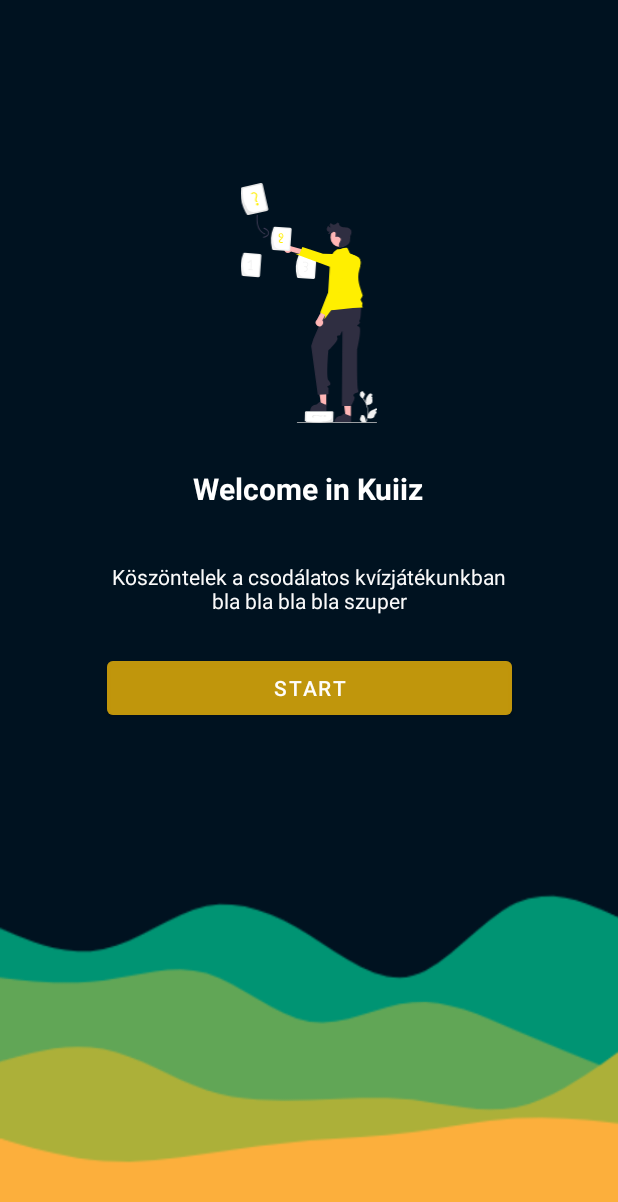
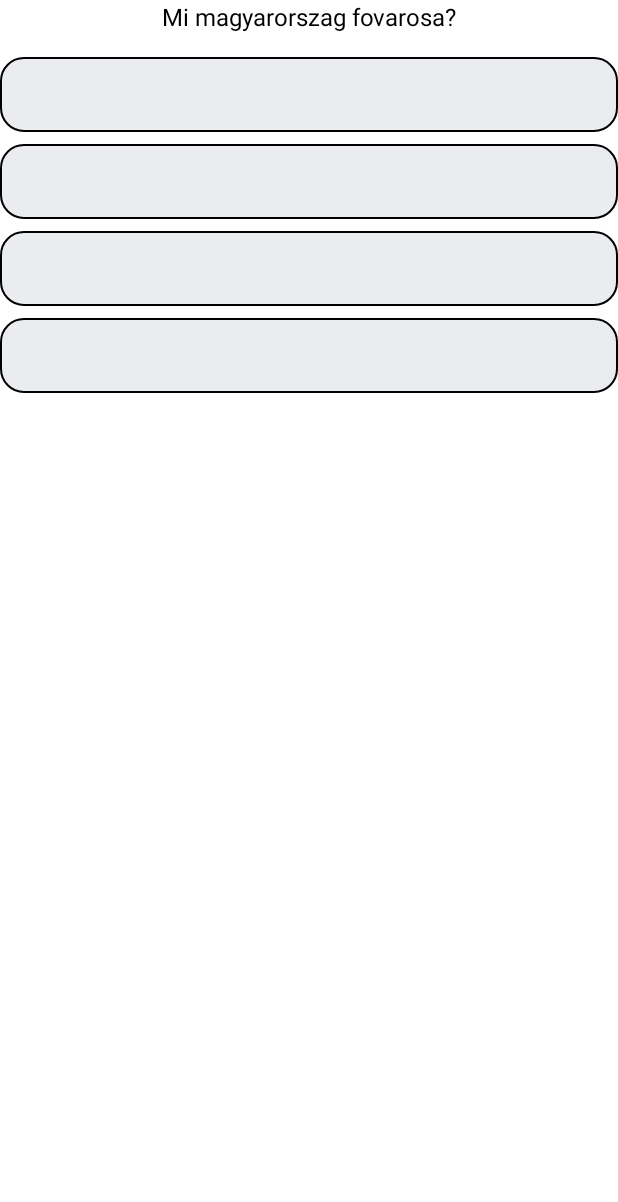
Before and after one commit to bencestab/QuizApp, an Android app: the screen it shows after launch (LoginIntro before the commit, QuestionActivity after it), on a phone screen of 412 x 824 dp. Shown: the top 1202 px of the screen. Run offline under Robolectric (Android 15) with nearby library versions, the phone set to English and light mode, and no system bars.

Commit message:
alakulamolekula...(quizquestioncardbgkesz,textnemlatszik...)

```diff
--- a/app/build.gradle
+++ b/app/build.gradle
@@ -45,6 +45,16 @@ android {
         viewBinding true
     }
     buildToolsVersion '33.0.1'
+
+    configurations.all {
+        resolutionStrategy {
+            eachDependency {
+                if ((requested.group == "org.jetbrains.kotlin") && (requested.name.startsWith("kotlin-stdlib"))) {
+                    useVersion("1.8.0")
+                }
+            }
+        }
+    }
 }
 
 dependencies {
@@ -62,4 +72,5 @@ dependencies {
     androidTestImplementation 'androidx.test.ext:junit:1.1.5'
     androidTestImplementation 'androidx.test.espresso:espresso-core:3.5.1'
     implementation 'androidx.recyclerview:recyclerview:1.2.1'
+    implementation 'com.google.android.gms:play-services-auth:20.4.1'
 }
--- a/app/src/main/java/com/example/quizapp/activites/MainActivity.kt
+++ b/app/src/main/java/com/example/quizapp/activites/MainActivity.kt
@@ -8,7 +8,9 @@ import android.widget.Toast
 import androidx.appcompat.app.ActionBarDrawerToggle
 import androidx.drawerlayout.widget.DrawerLayout
 import androidx.recyclerview.widget.GridLayoutManager
+import androidx.recyclerview.widget.LinearLayoutManager
 import androidx.recyclerview.widget.RecyclerView
+import androidx.recyclerview.widget.RecyclerView.LayoutManager
 import com.example.quizapp.R
 import com.example.quizapp.adapters.QuizAdapter
 import com.example.quizapp.models.Quiz
@@ -53,12 +55,15 @@ class MainActivity : AppCompatActivity() {
                 return@addSnapshotListener
             }
             Log.d("DATA", value.toObjects(Quiz::class.java).toString())
+            quizList.clear()
+            quizList.addAll(value.toObjects(Quiz::class.java))
+            adapter.notifyDataSetChanged()
         }
     }
 
     fun setUpRecyclerView(){
         val quizRecyclerView = findViewById<RecyclerView>(R.id.quizRecyclerView)
-        quizRecyclerView.layoutManager = GridLayoutManager(this,1)
+        quizRecyclerView.layoutManager = GridLayoutManager(this,2)
         adapter = QuizAdapter(quizList.map { it.title })
       quizRecyclerView.adapter = adapter
 
--- /dev/null
+++ b/app/src/main/java/com/example/quizapp/activites/QuestionActivity.kt
@@ -0,0 +1,40 @@
+package com.example.quizapp.activites
+
+import androidx.appcompat.app.AppCompatActivity
+import android.os.Bundle
+import android.widget.TextView
+import androidx.recyclerview.widget.LinearLayoutManager
+import androidx.recyclerview.widget.RecyclerView
+import com.example.quizapp.R
+import com.example.quizapp.adapters.OptionAdapter
+import com.example.quizapp.models.Question
+
+class QuestionActivity : AppCompatActivity() {
+    override fun onCreate(savedInstanceState: Bundle?) {
+        super.onCreate(savedInstanceState)
+        setContentView(R.layout.activity_question)
+        bindViews()
+    }
+
+    private fun bindViews() {
+        val question = Question(
+            description = "Mi magyarorszag fovarosa?",
+            option1 = "Ozd",
+            option2 = "Budapest",
+            option3 = "Eger",
+            option4 = "Tiszakeszke",
+            answer = "Ozd"
+        )
+
+        val description = findViewById<TextView>(R.id.description)
+        description.text = question.description
+
+        val optionAdapter = OptionAdapter(this, question)
+        val optionList = findViewById<RecyclerView>(R.id.optionList)
+        optionList.layoutManager = LinearLayoutManager(this)
+        optionList.adapter = optionAdapter
+        optionList.setHasFixedSize(true)
+    }
+
+
+}
--- /dev/null
+++ b/app/src/main/java/com/example/quizapp/adapters/OptionAdapter.kt
@@ -0,0 +1,42 @@
+package com.example.quizapp.adapters
+
+import android.content.Context
+import android.view.LayoutInflater
+import android.view.View
+import android.view.ViewGroup
+import android.widget.TextView
+import androidx.recyclerview.widget.RecyclerView
+import com.example.quizapp.R
+import com.example.quizapp.models.Question
+
+class OptionAdapter(val context: Context, val question: Question) :
+    RecyclerView.Adapter<OptionAdapter.OptionViewHolder>() {
+
+    private var options: List<String> = listOf(question.option1,question.option2,question.option3,question.option4)
+
+    inner class OptionViewHolder(itemView: View) : RecyclerView.ViewHolder(itemView) {
+        var optionView = itemView.findViewById<TextView>(R.id.quiz_option)
+    }
+
+    override fun onCreateViewHolder(parent: ViewGroup, viewType: Int): OptionViewHolder {
+        val view = LayoutInflater.from(context).inflate(R.layout.option_item, parent, false)
+        return OptionViewHolder(view)
+    }
+
+    override fun onBindViewHolder(holder: OptionViewHolder, position: Int) {
+       holder.optionView.text = options[position]
+        holder.itemView.setOnClickListener{
+            question.userAnswer = options[position]
+            notifyDataSetChanged()
+        }
+        if(question.userAnswer == options[position]){
+            holder.itemView.setBackgroundResource(R.drawable.option_item_selected)
+        }else{
+            holder.itemView.setBackgroundResource(R.drawable.option_item_bg)
+        }
+    }
+
+    override fun getItemCount(): Int {
+       return options.size
+    }
+}
--- a/app/src/main/res/drawable/icon_plum.xml
+++ b/app/src/main/res/drawable/icon_plum.xml
@@ -1,8 +1,8 @@
 <vector xmlns:android="http://schemas.android.com/apk/res/android"
-    android:width="200dp"
-    android:height="200dp"
-    android:viewportWidth="200"
-    android:viewportHeight="200">
+    android:width="150dp"
+    android:height="150dp"
+    android:viewportWidth="150"
+    android:viewportHeight="150">
   <path
       android:pathData="M84.46,52.78S77.19,18.44 91.43,5"
       android:strokeLineJoin="round"
--- /dev/null
+++ b/app/src/main/res/drawable/option_item_bg.xml
@@ -0,0 +1,8 @@
+<?xml version="1.0" encoding="utf-8"?>
+<shape xmlns:android="http://schemas.android.com/apk/res/android">
+    <solid android:color="@color/Option_item_bg"></solid>
+    <corners android:radius="15dp"></corners>
+    <size android:height="30dp"></size>
+    <padding android:bottom="8dp" android:left="16dp" android:right="8dp" android:top="8dp"></padding>
+    <stroke android:color="@color/black" android:width="1dp"></stroke>
+</shape>
--- /dev/null
+++ b/app/src/main/res/drawable/option_item_selected.xml
@@ -0,0 +1,8 @@
+<?xml version="1.0" encoding="utf-8"?>
+<shape xmlns:android="http://schemas.android.com/apk/res/android">
+    <solid android:color="@color/Option_selected_item_bg"></solid>
+    <corners android:radius="15dp"></corners>
+    <size android:height="30dp"></size>
+    <padding android:bottom="8dp" android:left="16dp" android:right="8dp" android:top="8dp"></padding>
+    <stroke android:color="@color/Option_selected_item_bg" android:width="3dp"></stroke>
+</shape>
--- a/app/src/main/res/layout/activity_main.xml
+++ b/app/src/main/res/layout/activity_main.xml
@@ -1,5 +1,6 @@
 <?xml version="1.0" encoding="utf-8"?>
-<androidx.drawerlayout.widget.DrawerLayout xmlns:android="http://schemas.android.com/apk/res/android"
+<androidx.drawerlayout.widget.DrawerLayout
+    xmlns:android="http://schemas.android.com/apk/res/android"
     xmlns:app="http://schemas.android.com/apk/res-auto"
     xmlns:tools="http://schemas.android.com/tools"
     android:layout_width="match_parent"
--- /dev/null
+++ b/app/src/main/res/layout/activity_question.xml
@@ -0,0 +1,80 @@
+<?xml version="1.0" encoding="utf-8"?>
+<androidx.constraintlayout.widget.ConstraintLayout xmlns:android="http://schemas.android.com/apk/res/android"
+    xmlns:app="http://schemas.android.com/apk/res-auto"
+    xmlns:tools="http://schemas.android.com/tools"
+    android:layout_width="match_parent"
+    android:layout_height="match_parent"
+    tools:context=".activites.QuestionActivity">
+
+    <TextView
+        android:id="@+id/description"
+        android:layout_width="0dp"
+        android:layout_height="wrap_content"
+        android:textColor="@color/black"
+        android:textSize="16sp"
+        app:layout_constraintEnd_toEndOf="parent"
+        app:layout_constraintStart_toStartOf="parent"
+        app:layout_constraintTop_toTopOf="parent"
+        android:gravity="center_horizontal"
+        android:text="mkldskamkfldsmakl"/>
+
+    <Button
+        android:visibility="invisible"
+        android:id="@+id/btnPrevious"
+        android:layout_width="0dp"
+        android:layout_height="wrap_content"
+        android:layout_marginEnd="8dp"
+        android:text="Previous"
+        android:textAllCaps="false"
+        app:layout_constraintBottom_toBottomOf="parent"
+        app:layout_constraintLeft_toLeftOf="parent"
+        app:layout_constraintRight_toLeftOf="@+id/guideline" />
+
+    <androidx.constraintlayout.widget.Guideline
+        android:id="@+id/guideline"
+        android:layout_width="wrap_content"
+        android:layout_height="match_parent"
+        android:orientation="vertical"
+        app:layout_constraintGuide_percent="0.5" />
+
+    <Button
+        android:visibility="invisible"
+        android:id="@+id/btnNext"
+        android:layout_width="0dp"
+        android:layout_height="wrap_content"
+        android:layout_marginStart="8dp"
+        android:text="Next"
+        android:textAllCaps="false"
+        app:layout_constraintBottom_toBottomOf="parent"
+        app:layout_constraintLeft_toRightOf="@+id/guideline"
+        app:layout_constraintRight_toRightOf="parent" />
+
+    <androidx.constraintlayout.widget.Guideline
+        android:id="@+id/horizontal_guideline"
+        android:layout_width="match_parent"
+        android:layout_height="wrap_content"
+        android:orientation="horizontal"
+        app:layout_constraintGuide_percent="0.8" />
+
+    <androidx.recyclerview.widget.RecyclerView
+        android:id="@+id/optionList"
+        android:layout_width="0dp"
+        android:layout_height="0dp"
+        android:layout_marginTop="8dp"
+        app:layout_constraintBottom_toTopOf="@+id/horizontal_guideline"
+        app:layout_constraintEnd_toEndOf="@+id/description"
+        app:layout_constraintStart_toStartOf="@+id/description"
+        app:layout_constraintTop_toBottomOf="@+id/description" />
+
+    <Button
+        android:visibility="invisible"
+        android:id="@+id/btnSubmit"
+        android:layout_width="0dp"
+        android:layout_height="wrap_content"
+        android:text="Submit"
+        android:textAllCaps="false"
+        app:layout_constraintBottom_toBottomOf="parent"
+        app:layout_constraintLeft_toRightOf="@+id/guideline"
+        app:layout_constraintRight_toRightOf="parent"  />
+
+</androidx.constraintlayout.widget.ConstraintLayout>
--- /dev/null
+++ b/app/src/main/res/layout/option_item.xml
@@ -0,0 +1,16 @@
+<?xml version="1.0" encoding="utf-8"?>
+<LinearLayout xmlns:android="http://schemas.android.com/apk/res/android"
+    android:orientation="vertical"
+    android:layout_width="match_parent"
+    android:layout_height="50dp"
+    android:id="@+id/option_container"
+    android:layout_marginTop="8dp">
+
+    <TextView
+        android:id="@+id/quiz_option"
+        android:layout_width="match_parent"
+        android:layout_height="wrap_content"
+        android:padding="16dp"
+        android:textSize="14sp"
+        android:text="A:Bence" />
+</LinearLayout>
--- a/app/src/main/res/values/colors.xml
+++ b/app/src/main/res/values/colors.xml
@@ -3,6 +3,8 @@
     <color name="ColorPrimaryBtnBg">#FFC107</color>
     <color name="ColorPrimaryText">#FFFFFF</color>
     <color name="EditTextBg">#4F777777</color>
+    <color name="Option_item_bg">#EBECF0</color>
+    <color name="Option_selected_item_bg">#D3D3D3</color>
     <color name="purple_200">#03A9F4</color>
     <color name="purple_500">#FFC107</color>
     <color name="purple_700">#FF3700B3</color>
```
Also changed, not shown: app/src/main/AndroidManifest.xml (+30 -23 lines), app/src/main/java/com/example/quizapp/adapters/QuizAdapter.kt (renamed from app/src/main/java/com/example/quizapp/adapters/MyAdapter.kt).
